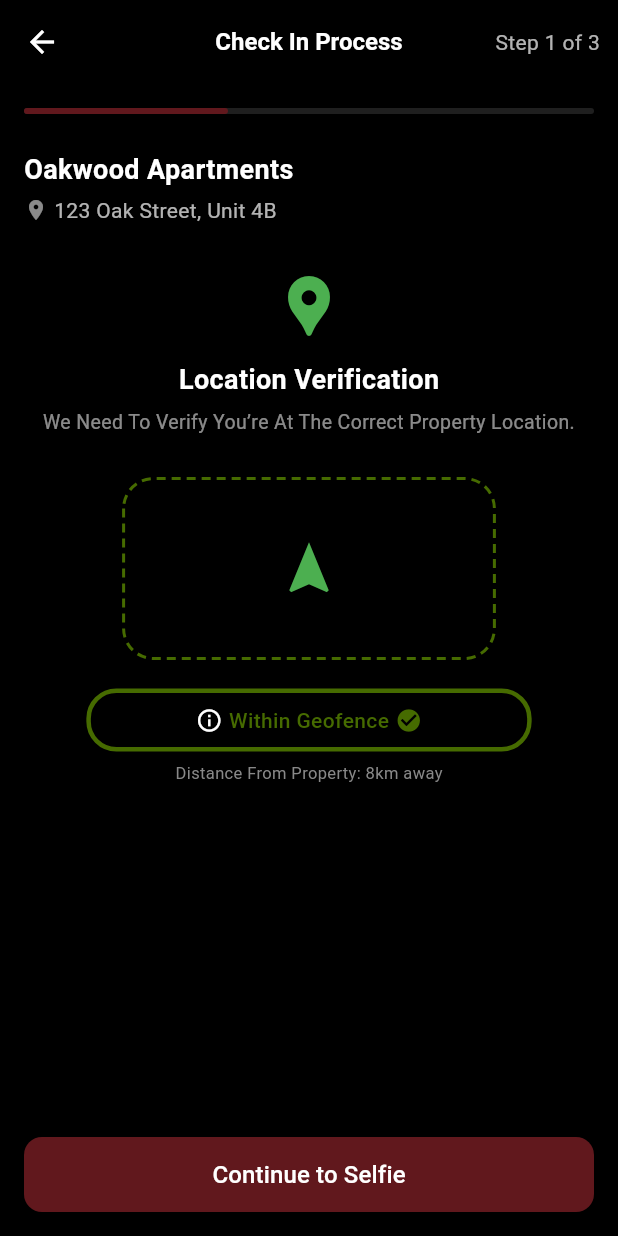
After one commit to abdulrehman104/Outdoors-Mobile-App, a Flutter app: the ProfileScreen screen opened by its route, after a tap on "Verify Location", on a phone screen of 412 x 824 dp. The commit adds this screen. Run offline on Flutter 3.47's test engine with Material 3 defaults, Android fonts, the phone set to English and light mode, and no system bars; our stand-ins replace dio, flutter_secure_storage, shared_preferences; accounts and stored records are empty; project files that could hold a hidden picture were left out.

Commit message:
add location verfication

```diff
--- /dev/null
+++ b/lib/features/check/location_verification.dart
@@ -0,0 +1,251 @@
+import 'package:flutter/material.dart';
+import 'dart:ui';
+
+class LocationVerificationScreen extends StatelessWidget {
+  const LocationVerificationScreen({super.key});
+
+  @override
+  Widget build(BuildContext context) {
+    return Scaffold(
+      backgroundColor: Colors.black,
+      appBar: AppBar(
+        backgroundColor: Colors.black,
+        elevation: 0,
+        leading: IconButton(
+          icon: const Icon(Icons.arrow_back, color: Colors.white),
+          onPressed: () => Navigator.pop(context),
+        ),
+        title: const Text(
+          "Check In Process",
+          style: TextStyle(color: Colors.white, fontSize: 16),
+        ),
+        centerTitle: true,
+        actions: const [
+          Padding(
+            padding: EdgeInsets.only(right: 12),
+            child: Text(
+              "Step 1 of 3",
+              style: TextStyle(color: Colors.white70, fontSize: 14),
+            ),
+          ),
+        ],
+      ),
+      body: Padding(
+        padding: const EdgeInsets.all(16.0),
+        child: Column(
+          crossAxisAlignment: CrossAxisAlignment.start,
+          children: [
+            // Progress Bar
+            Container(
+              height: 4,
+              width: double.infinity,
+              decoration: BoxDecoration(
+                color: Colors.white12,
+                borderRadius: BorderRadius.circular(10),
+              ),
+              child: Align(
+                alignment: Alignment.centerLeft,
+                child: Container(
+                  height: 4,
+                  width: MediaQuery.of(context).size.width * 0.33,
+                  decoration: BoxDecoration(
+                    color: const Color(0xFF61181D),
+                    borderRadius: BorderRadius.circular(10),
+                  ),
+                ),
+              ),
+            ),
+            const SizedBox(height: 24),
+            // Property Details
+            const Text(
+              "Oakwood Apartments",
+              style: TextStyle(
+                  color: Colors.white, fontSize: 18, fontWeight: FontWeight.bold),
+            ),
+            const SizedBox(height: 4),
+            Row(
+              children: const [
+                Icon(Icons.location_on, color: Colors.white54, size: 16),
+                SizedBox(width: 4),
+                Text(
+                  "123 Oak Street, Unit 4B",
+                  style: TextStyle(color: Colors.white70, fontSize: 14),
+                ),
+              ],
+            ),
+            const SizedBox(height: 30),
+            // Location Verification
+            const Center(
+              child: Column(
+                children: [
+                  Icon(Icons.location_pin, color: Colors.green, size: 48),
+                  SizedBox(height: 12),
+                  Text(
+                    "Location Verification",
+                    style: TextStyle(
+                        color: Colors.white,
+                        fontSize: 18,
+                        fontWeight: FontWeight.bold),
+                  ),
+                  SizedBox(height: 6),
+                  Text(
+                    "We Need To Verify You’re At The Correct Property Location.",
+                    style: TextStyle(color: Colors.white54, fontSize: 13),
+                    textAlign: TextAlign.center,
+                  ),
+                ],
+              ),
+            ),
+            const SizedBox(height: 28),
+            // Map Preview Box with Custom Dotted Border
+            Center(
+              child: SizedBox(
+                width: MediaQuery.of(context).size.width * 0.60,
+                height: 120,
+                child: CustomPaint(
+                  painter: DottedBorderPainter(),
+                  child: Container(
+                    color: Colors.transparent,
+                    child: const Center(
+                      child: Icon(Icons.navigation, size: 42, color: Colors.green),
+                    ),
+                  ),
+                ),
+              ),
+            ),
+            const SizedBox(height: 20),
+            // Geofence Status + Distance From Property
+            Center(
+              child: Column(
+                children: [
+                  Container(
+                    padding: const EdgeInsets.symmetric(vertical: 8, horizontal: 70),
+                    decoration: BoxDecoration(
+                      border: Border.all(
+                        color: const Color(0xFF466B00),
+                        width: 3, // Increased border width
+                      ),
+                      borderRadius: BorderRadius.circular(20),
+                    ),
+                    child: const Row(
+                      mainAxisSize: MainAxisSize.min,
+                      children: [
+                        Icon(Icons.info_outline, color: Colors.white, size: 18),
+                        SizedBox(width: 4),
+                        Text(
+                          "Within Geofence",
+                          style: TextStyle(
+                              color: Color(0xFF466B00),
+                              fontSize: 14, // keep original size
+                              fontWeight: FontWeight.w500),
+                        ),
+                        SizedBox(width: 4),
+                        Icon(Icons.check_circle,
+                            color: Color(0xFF466B00), size: 18),
+                      ],
+                    ),
+                  ),
+                  const SizedBox(height: 6),
+                  const Text(
+                    "Distance From Property: 8km away",
+                    style: TextStyle(
+                      color: Color(0xFF888888),
+                      fontSize: 11, // smaller only here
+                    ),
+                  ),
+                ],
+              ),
+            ),
+            const Spacer(),
+            // Continue Button
+            SizedBox(
+              width: double.infinity,
+              height: 50,
+              child: ElevatedButton(
+                style: ElevatedButton.styleFrom(
+                  backgroundColor: const Color(0xFF61181D),
+                  shape: RoundedRectangleBorder(
+                    borderRadius: BorderRadius.circular(12),
+                  ),
+                ),
+                onPressed: () {
+                  // Navigate to Selfie Screen
+                },
+                child: const Text(
+                  "Continue to Selfie",
+                  style: TextStyle(color: Colors.white, fontSize: 16),
+                ),
+              ),
+            ),
+          ],
+        ),
+      ),
+    );
+  }
+}
+
+// Custom Painter for Dotted Border with Rounded Corners
+class DottedBorderPainter extends CustomPainter {
+  final bool small;
+
+  DottedBorderPainter({this.small = false});
+
+  @override
+  void paint(Canvas canvas, Size size) {
+    final paint = Paint()
+      ..color = const Color(0xFF466B00)
+      ..strokeWidth = 2
+      ..style = PaintingStyle.stroke;
+
+    const dashWidth = 6.0;
+    const dashSpace = 4.0;
+    const cornerRadius = 20.0;
+
+    final adjustedWidth = small ? size.width : size.width;
+    final adjustedHeight = small ? size.height : 120.0;
+
+    final path = Path()
+      ..moveTo(0, cornerRadius)
+      ..lineTo(0, adjustedHeight - cornerRadius)
+      ..arcToPoint(
+        Offset(cornerRadius, adjustedHeight),
+        radius: const Radius.circular(cornerRadius),
+        clockwise: false,
+      )
+      ..lineTo(adjustedWidth - cornerRadius, adjustedHeight)
+      ..arcToPoint(
+        Offset(adjustedWidth, adjustedHeight - cornerRadius),
+        radius: const Radius.circular(cornerRadius),
+        clockwise: false,
+      )
+      ..lineTo(adjustedWidth, cornerRadius)
+      ..arcToPoint(
+        Offset(adjustedWidth - cornerRadius, 0),
+        radius: const Radius.circular(cornerRadius),
+        clockwise: false,
+      )
+      ..lineTo(cornerRadius, 0)
+      ..arcToPoint(
+        Offset(0, cornerRadius),
+        radius: const Radius.circular(cornerRadius),
+        clockwise: false,
+      );
+
+    final dashPath = Path();
+    for (PathMetric metric in path.computeMetrics()) {
+      double distance = 0.0;
+      while (distance < metric.length) {
+        dashPath.addPath(
+          metric.extractPath(distance, distance + dashWidth),
+          Offset.zero,
+        );
+        distance += dashWidth + dashSpace;
+      }
+    }
+
+    canvas.drawPath(dashPath, paint);
+  }
+
+  @override
+  bool shouldRepaint(covariant CustomPainter oldDelegate) => false;
+}
--- a/lib/features/profile/view/profile_screen.dart
+++ b/lib/features/profile/view/profile_screen.dart
@@ -1,4 +1,5 @@
 import 'package:flutter/material.dart';
+import 'package:cuttingedge/features/check/location_verification.dart'; // Import the LocationVerificationScreen
 
 class ProfileScreen extends StatefulWidget {
   const ProfileScreen({super.key});
@@ -24,10 +25,6 @@ class _ProfileScreenState extends State<ProfileScreen> {
       appBar: AppBar(
         elevation: 0,
         backgroundColor: Colors.black,
-        leading: IconButton(
-          icon: const Icon(Icons.arrow_back, color: Colors.white),
-          onPressed: () => Navigator.pop(context),
-        ),
         title: const Text(
           "Profile",
           style: TextStyle(
@@ -60,7 +57,7 @@ class _ProfileScreenState extends State<ProfileScreen> {
                   right: 0,
                   child: CircleAvatar(
                     radius: 16,
-                    backgroundColor: const Color(0xFF466B00),
+                    backgroundColor: const Color(0xFF61181D),
                     child: const Icon(Icons.edit, size: 16, color: Colors.white),
                   ),
                 ),
@@ -93,7 +90,7 @@ class _ProfileScreenState extends State<ProfileScreen> {
                   // Handle save
                 },
                 style: ElevatedButton.styleFrom(
-                  backgroundColor: const Color(0xFF466B00),
+                  backgroundColor: const Color(0xFF61181D),
                   padding: const EdgeInsets.symmetric(vertical: 14),
                   shape: RoundedRectangleBorder(
                     borderRadius: BorderRadius.circular(8),
@@ -104,7 +101,35 @@ class _ProfileScreenState extends State<ProfileScreen> {
                   style: TextStyle(fontSize: 16, color: Colors.white),
                 ),
               ),
-            )
+            ),
+
+            const SizedBox(height: 16),
+
+            // Verification Button
+            SizedBox(
+              width: double.infinity,
+              child: ElevatedButton(
+                onPressed: () {
+                  Navigator.push(
+                    context,
+                    MaterialPageRoute(
+                      builder: (context) => const LocationVerificationScreen(),
+                    ),
+                  );
+                },
+                style: ElevatedButton.styleFrom(
+                  backgroundColor: const Color(0xFF466B00), // Green to match location theme
+                  padding: const EdgeInsets.symmetric(vertical: 14),
+                  shape: RoundedRectangleBorder(
+                    borderRadius: BorderRadius.circular(8),
+                  ),
+                ),
+                child: const Text(
+                  "Verify Location",
+                  style: TextStyle(fontSize: 16, color: Colors.white),
+                ),
+              ),
+            ),
           ],
         ),
       ),
@@ -176,7 +201,7 @@ class _ProfileScreenState extends State<ProfileScreen> {
                 padding: EdgeInsets.only(right: 14),
                 child: Text(
                   "Change",
-                  style: TextStyle(color: Color(0xFF466B00), fontSize: 14),
+                  style: TextStyle(color: Color(0xFF61181D), fontSize: 14),
                 ),
               ),
             ),
--- a/pubspec.yaml
+++ b/pubspec.yaml
@@ -30,6 +30,7 @@ dependencies:
   lottie: ^3.3.1
   smooth_page_indicator: ^1.2.1
   emoji_picker_flutter: ^4.3.0
+  dotted_border: ^3.1.0
 
 
 
```
Also changed, not shown: pubspec.lock.
